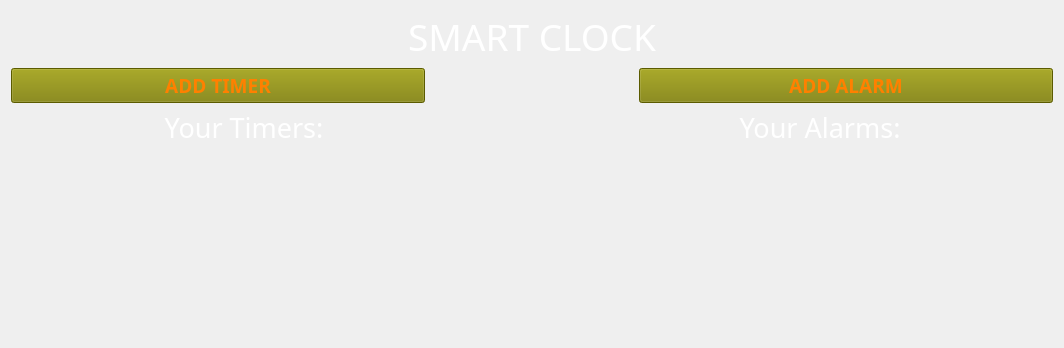
Old version of the form LabRob_n2/Forms/mainwindow.ui in the repository inmistlosted/OOP.
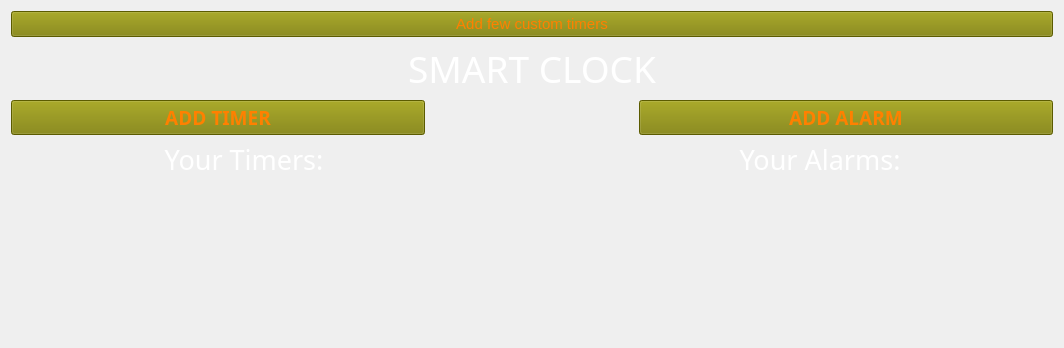
New version of the form.

```diff
--- a/LabRob_n2/Forms/mainwindow.ui
+++ b/LabRob_n2/Forms/mainwindow.ui
@@ -24,6 +24,22 @@
    <layout class="QVBoxLayout" name="verticalLayout_4">
     <item>
      <layout class="QVBoxLayout" name="verticalLayout">
+      <item>
+       <widget class="QPushButton" name="custom_btn">
+        <property name="font">
+         <font>
+          <pointsize>11</pointsize>
+         </font>
+        </property>
+        <property name="styleSheet">
+         <string notr="true">background: 	#808000;
+color: #FF8000;</string>
+        </property>
+        <property name="text">
+         <string>Add few custom timers</string>
+        </property>
+       </widget>
+      </item>
       <item>
        <widget class="QLabel" name="title">
         <property name="font">
@@ -80,7 +96,7 @@
           </property>
           <property name="sizeHint" stdset="0">
            <size>
-            <width>30</width>
+            <width>40</width>
             <height>20</height>
            </size>
           </property>
```
Left out of the diff: 2 changed lines with no effect on the pictures.
